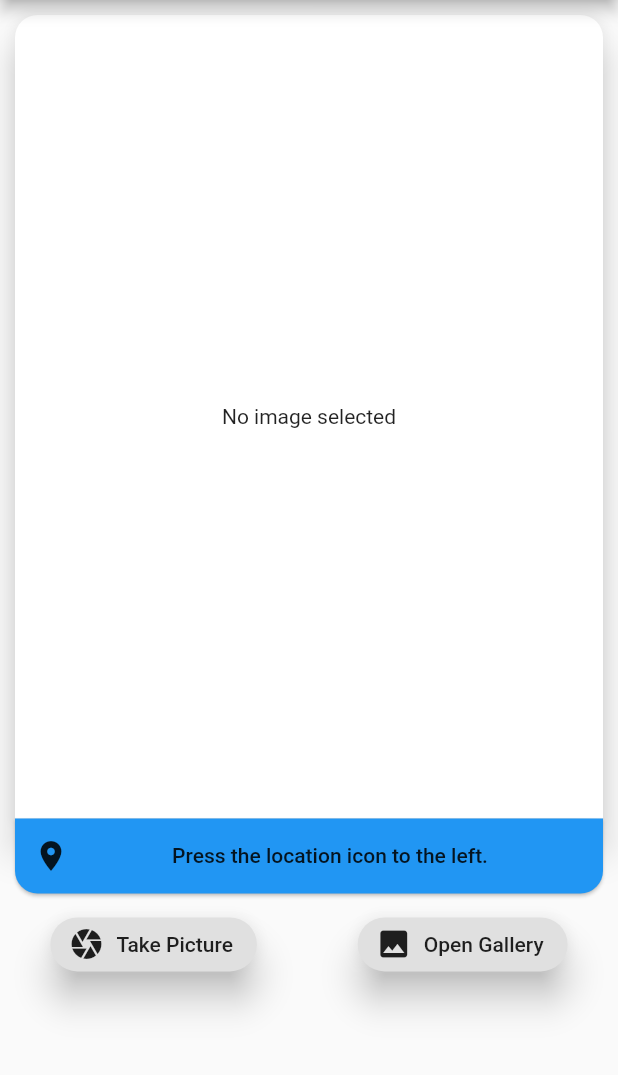
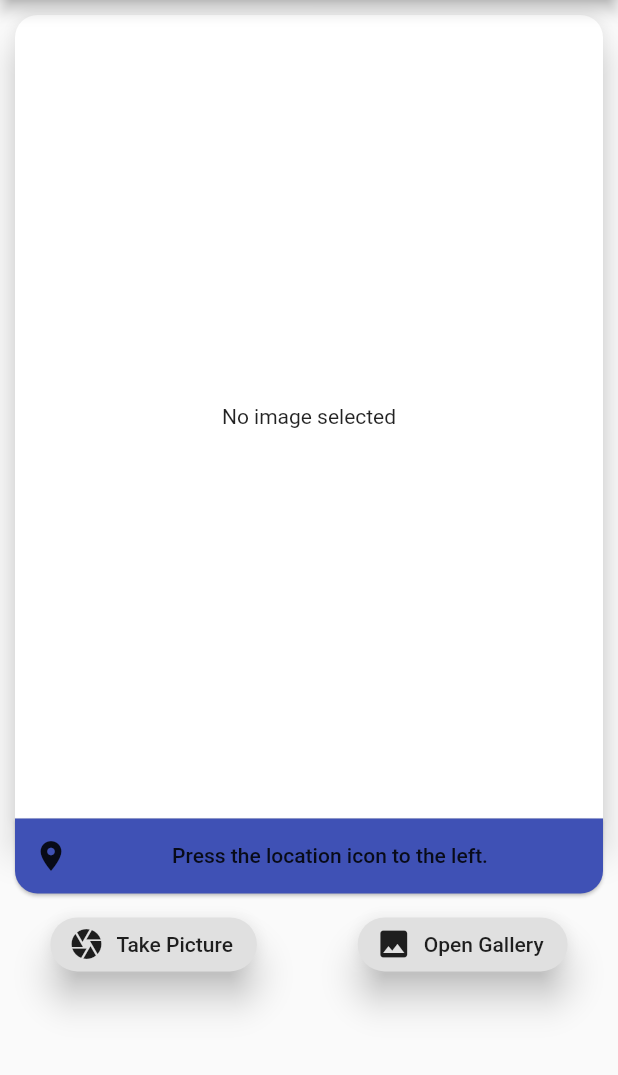
Before and after one commit to Mayur1009/CropIdentification, a Flutter app: the screen it shows after launch, on a phone screen of 412 x 824 dp, the part 84-1159 px from its top. Run offline on Flutter 3.47's test engine with Material 2 defaults, Android fonts, the phone set to English and light mode, and no system bars; our stand-ins replace dynamic_theme, image_picker, location; missing offline and left inert: geocoder.

```diff
--- a/lib/widgets/location_widget.dart
+++ b/lib/widgets/location_widget.dart
@@ -14,7 +14,7 @@ class LocationWidget extends StatelessWidget {
         right: 10,
         left: 10,
       ),
-      color: Colors.blue,
+      color: Colors.indigo,
       shape: RoundedRectangleBorder(
         borderRadius: orientation == Orientation.portrait
             ? BorderRadius.only(
```
Also changed, not shown: lib/screens/home_page.dart (+12 -2 lines).
